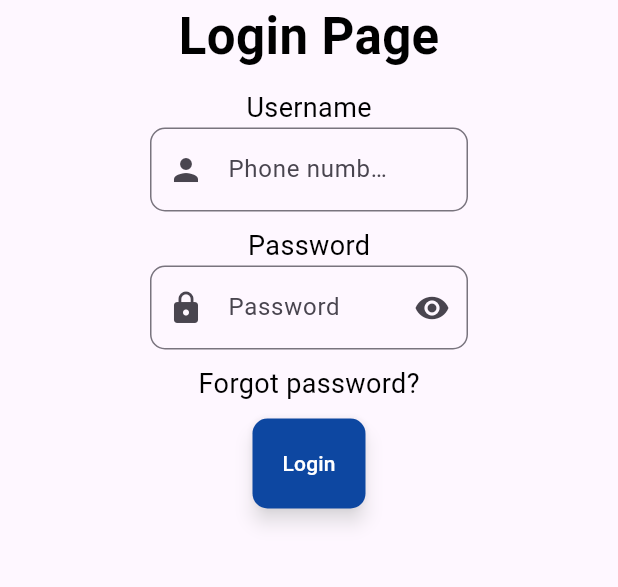
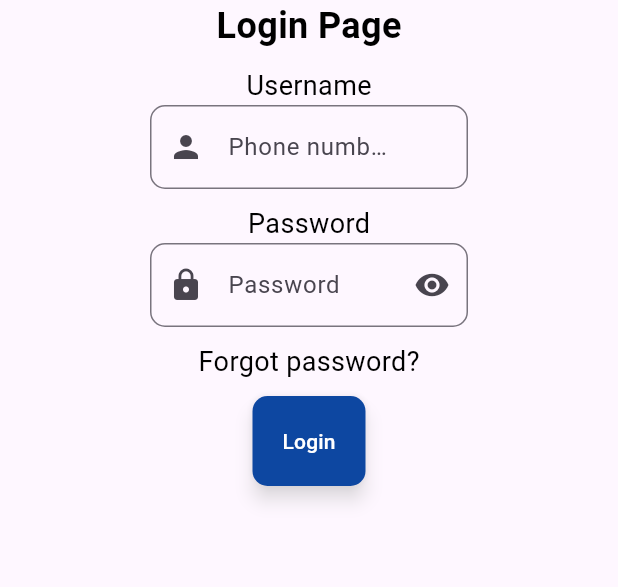
Before and after one commit to eiidoubleyuwes/nimeku-dart-a, a Flutter app: the screen it shows after launch, on a phone screen of 412 x 824 dp, the part 384-971 px from its top. Run offline on Flutter 3.47's test engine with Material 3 defaults, Android fonts, the phone set to English and light mode, and no system bars.

Commit message:
Feat:Code and UI cleanup
I have just reduced the font sizes to accomodate the logo,it was going to look bad

```diff
--- a/myapp_flutter/lib/main.dart
+++ b/myapp_flutter/lib/main.dart
@@ -39,7 +39,7 @@ class Home extends StatelessWidget {
           children: [
             //Created a widget for the text
             Image.asset("assets/images/mylogo.png", height: 100, width: 100,),
-            customText("Login Screen", label: 'Login Page', fontSize: FontSize(34.0), fontWeight: FontWeight.bold,),
+            customText("Login Screen", label: 'Login Page', fontSize: FontSize(24.0), fontWeight: FontWeight.bold,),
             SizedBox(
                 height: 10.0,
               ),
```
